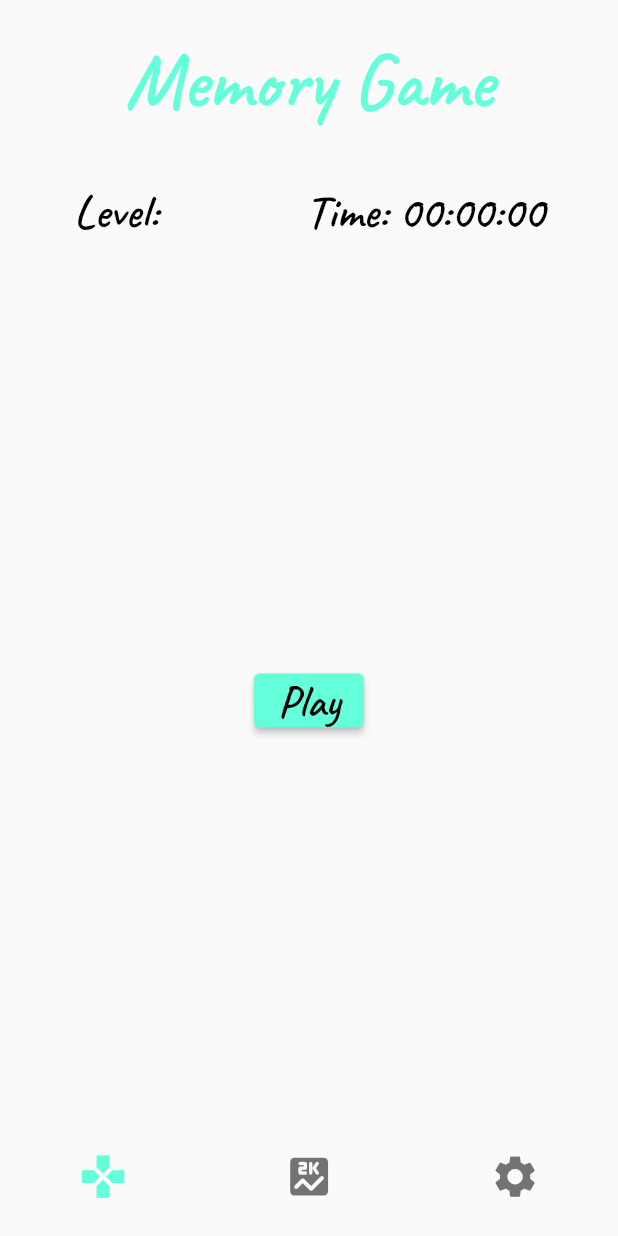
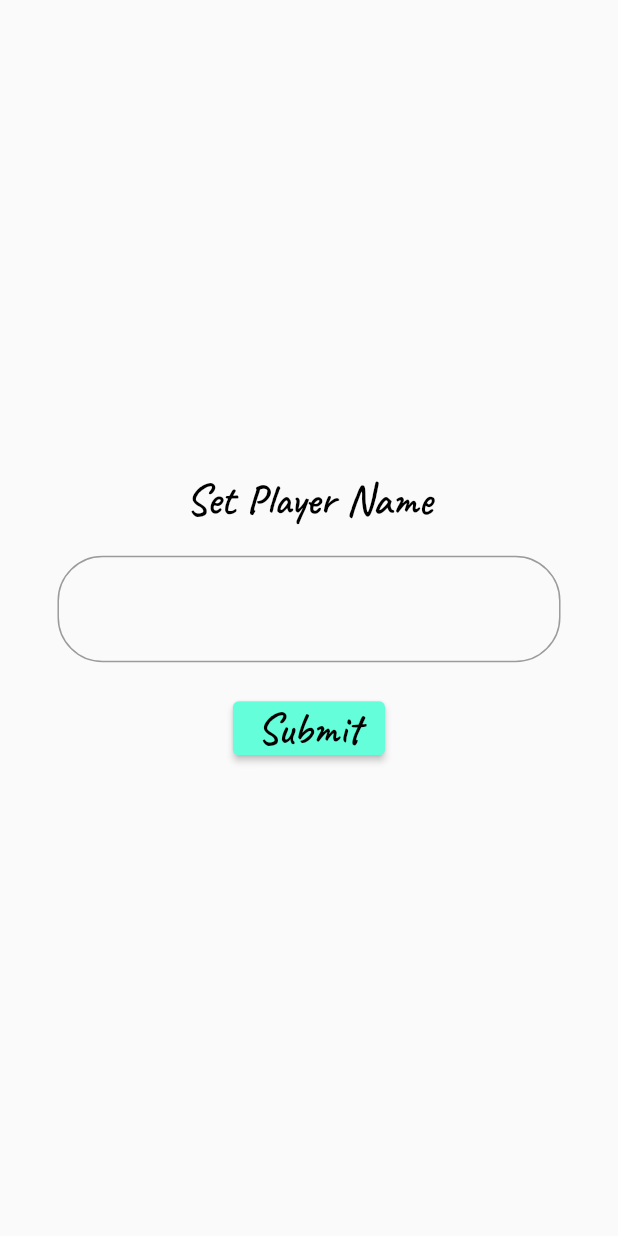
Before and after one commit to pawelpawlik9412/memory_game, a Flutter app: the screen it shows after launch, on a phone screen of 412 x 824 dp. Run offline on Flutter 3.47's test engine with Material 2 defaults, Android fonts, the phone set to English and light mode, and no system bars; our stand-ins replace bloc, equatable, flutter_bloc, shared_preferences, sqflite; missing offline and left inert: random_color; accounts and stored records are empty.

Commit message:
Added PageManager and changing user name preferences

```diff
--- a/lib/custom_widgets/user_name_form_field.dart
+++ b/lib/custom_widgets/user_name_form_field.dart
@@ -3,9 +3,11 @@ import 'package:memory_game/size_config.dart';
 
 class UserNameFormField extends StatelessWidget {
   final TextEditingController userNameController;
+  final hintText;
 
   UserNameFormField({
     @required this.userNameController,
+    this.hintText,
   });
 
   @override
@@ -20,11 +22,17 @@ class UserNameFormField extends StatelessWidget {
           return null;
         },
         style: TextStyle(
-          fontSize: SizeConfig.textMultiplier * 2,
+          fontFamily: 'Caveat',
+          fontSize: SizeConfig.textMultiplier * 3,
         ),
         decoration: InputDecoration(
-          hintText: userNameController.text,
-          hintStyle: TextStyle(fontSize: SizeConfig.textMultiplier * 2),
+          hintText: hintText == ''
+              ? 'Your Name'
+              : hintText,
+          hintStyle: TextStyle(
+            fontSize: SizeConfig.textMultiplier * 3,
+            fontFamily: 'Caveat',
+          ),
           focusColor: Colors.tealAccent,
           border: OutlineInputBorder(
             borderRadius: BorderRadius.circular(30.0),
--- a/lib/main.dart
+++ b/lib/main.dart
@@ -1,11 +1,14 @@
 import 'package:flutter/material.dart';
 import 'package:flutter_bloc/flutter_bloc.dart';
 import 'package:memory_game/bloc/memories_set_bloc.dart';
+import 'package:memory_game/bloc/name_preferences_bloc.dart';
 import 'package:memory_game/bloc/score_bloc.dart';
 import 'package:memory_game/bloc/stopwatch_bloc.dart';
 import 'package:memory_game/data/database_helper.dart';
+import 'package:memory_game/data/preferences_repository.dart';
 import 'package:memory_game/game_logic.dart';
 import 'package:memory_game/screens/home_page.dart';
+import 'package:memory_game/screens/page_manager.dart';
 import 'package:memory_game/size_config.dart';
 
 void main() {
@@ -30,13 +33,16 @@ class MemoryGame extends StatelessWidget {
           BlocProvider<ScoreBloc>(
             create: (context) => ScoreBloc(DatabaseHelper.db),
           ),
+          BlocProvider<NamePreferencesBloc>(
+            create: (context) => NamePreferencesBloc(PreferencesRepository.instance),
+          ),
         ],
         child: LayoutBuilder(
           builder: (context, constraints) {
             return OrientationBuilder(
               builder: (context, orientation) {
                 SizeConfig().init(constraints, orientation);
-                return HomePage();
+                return PageManager();
               },
             );
           },
--- /dev/null
+++ b/lib/screens/page_manager.dart
@@ -0,0 +1,68 @@
+import 'package:flutter/material.dart';
+import 'package:flutter_bloc/flutter_bloc.dart';
+import 'package:memory_game/bloc/name_preferences_bloc.dart';
+import 'package:memory_game/custom_widgets/gradient_button.dart';
+import 'package:memory_game/custom_widgets/user_name_form_field.dart';
+import 'package:memory_game/screens/home_page.dart';
+import 'package:memory_game/size_config.dart';
+
+class PageManager extends StatelessWidget {
+  @override
+  Widget build(BuildContext context) {
+    return Scaffold(
+      body: BlocBuilder<NamePreferencesBloc, NamePreferencesState>(
+        builder: (context, state) {
+          if (state is NamePreferencesEmpty) {
+            return _buildUserNameForm(context);
+          }
+          if (state is NamePreferencesSetting) {
+            return Center(
+              child: CircularProgressIndicator(),
+            );
+          } else {
+            return HomePage();
+          }
+        },
+      ),
+    );
+  }
+
+  Container _buildUserNameForm(BuildContext context) {
+    TextEditingController _userNameTextController = TextEditingController();
+    return Container(
+      padding:
+          EdgeInsets.symmetric(horizontal: SizeConfig.widthMultiplier * 9.30),
+      child: Column(
+        mainAxisAlignment: MainAxisAlignment.center,
+        children: [
+          Text(
+            'Set Player Name',
+            style: TextStyle(
+              fontSize: SizeConfig.textMultiplier * 3.5,
+              fontFamily: 'Caveat',
+              color: Colors.black,
+              fontWeight: FontWeight.w600,
+            ),
+          ),
+          SizedBox(
+            height: 20.0,
+          ),
+          UserNameFormField(
+            userNameController: _userNameTextController,
+          ),
+          SizedBox(
+            height: 20.0,
+          ),
+          GradientButton(
+            label: 'Submit',
+            onPressed: () {
+              BlocProvider.of<NamePreferencesBloc>(context).add(
+                SetName(_userNameTextController.text),
+              );
+            },
+          ),
+        ],
+      ),
+    );
+  }
+}
```
Also changed, not shown: lib/bloc/stopwatch_bloc.dart (+15 -6 lines), lib/screens/settings_page.dart (+34 -10 lines), 1 other file.
